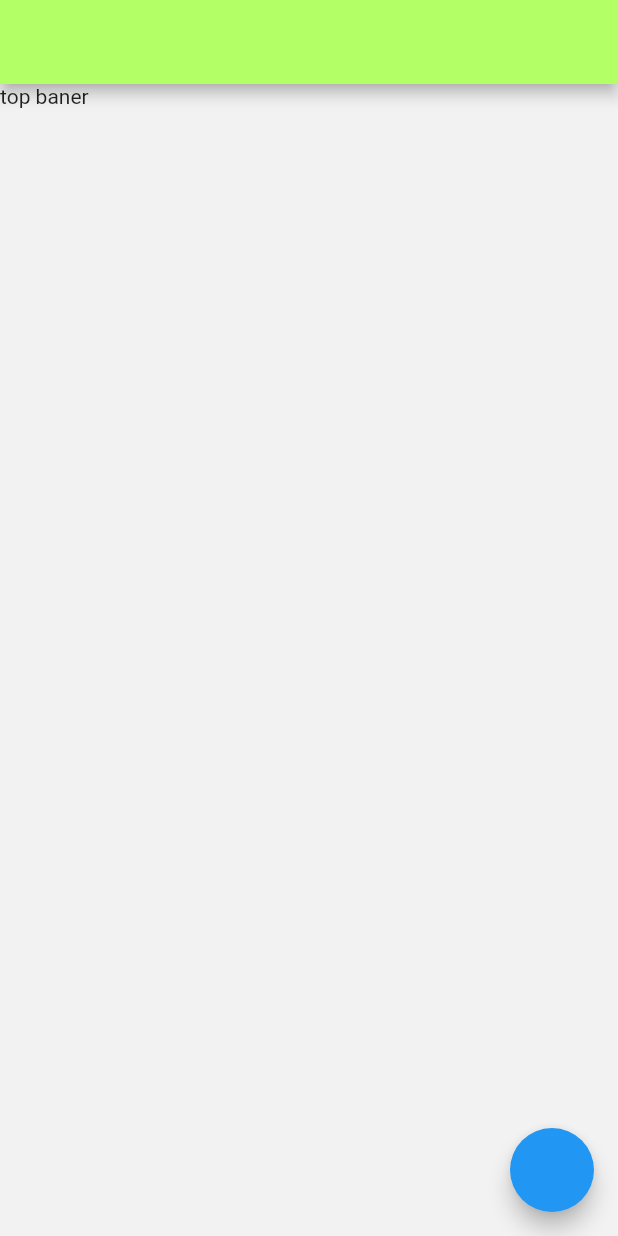
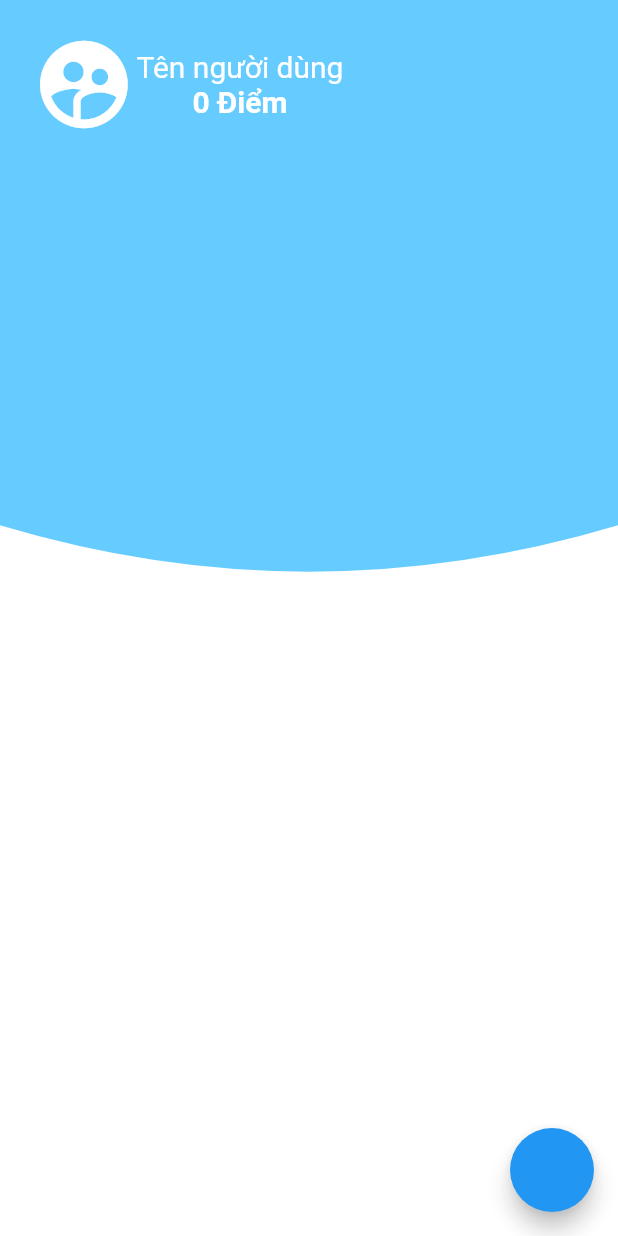
Before and after one commit to nguyenphuochai1998/GreenWasteBinTicker, a Flutter app: the screen it shows after launch, on a phone screen of 412 x 824 dp. Run offline on Flutter 3.47's test engine with Material 2 defaults, Android fonts, the phone set to English and light mode, and no system bars; our stand-ins replace cloud_firestore, flutter_swiper, google_fonts; accounts and stored records are empty; Roboto replaces fonts that are missing (Cuprum).

Commit message:
home page 2

```diff
--- /dev/null
+++ b/lib/BottomShapeClipper.dart
@@ -0,0 +1,22 @@
+import 'dart:ui';
+
+import 'package:flutter/material.dart';
+
+class BottomShapeClipper extends CustomClipper<Path> {
+  @override
+  Path getClip(Size size) {
+    Path path = Path();
+    Offset curveStartPoint = Offset(0, size.height * 0.85);
+    Offset curveEndPoint = Offset(size.width, size.height * 0.85);
+    path.lineTo(curveStartPoint.dx, curveStartPoint.dy);
+    path.quadraticBezierTo(size.width/2, size.height, curveEndPoint.dx, curveEndPoint.dy);
+    path.lineTo(size.width, 0);
+    return path;
+  }
+
+  @override
+  bool shouldReclip(CustomClipper<Path> oldClipper) {
+    return true;
+  }
+
+}
--- a/lib/Home_Page.dart
+++ b/lib/Home_Page.dart
@@ -1,8 +1,16 @@
+import 'dart:math';
+import 'dart:ui';
+
 import 'package:cloud_firestore/cloud_firestore.dart';
 import 'package:flutter/cupertino.dart';
 import 'package:flutter/material.dart';
 import 'package:flutter/widgets.dart';
 import 'package:flutter_swiper/flutter_swiper.dart';
+import 'package:google_fonts/google_fonts.dart';
+
+
+
+import 'BottomShapeClipper.dart';
 
 class HomePage extends StatefulWidget {
   HomePage({Key key, this.title}) : super(key: key);
@@ -14,11 +22,15 @@ class HomePage extends StatefulWidget {
 
 class _HomePageState extends State<HomePage> {
   bool themeSwitch = false;
+  String _nameTopBaner = "";
 
   dynamic themeAppBar() {
-    return Color(0xffb3ff66);
+    return Colors.lightGreen;
   }
   dynamic themeHome(){
+    return Color(0xff66ccff);
+  }
+  dynamic themeTag(){
     return Colors.grey[850];
   }
 
@@ -30,24 +42,45 @@ class _HomePageState extends State<HomePage> {
     return MaterialApp(
       debugShowCheckedModeBanner: false,
       home: Scaffold(
-        backgroundColor: Color(0xFFf2f2f2),
+        backgroundColor: Color(0xefffffff),
+
         floatingActionButton: FloatingActionButton(
           onPressed: (){
             _get();
           },
         ),
-
-        appBar: AppBar(
-          backgroundColor: themeAppBar(),
-        ),
         body: SingleChildScrollView(
           child: Column(
             children: <Widget>[
-              Container(
-                height: _size.height*(1/3),
-                child: Text("top baner"),
+              Stack(
+                children: <Widget>[
+                  ClipPath(
+                    clipper: BottomShapeClipper(),
+                    child: Container(
+                      height: _size.height * 0.5,
+                      color: themeHome(),
+                    ),
+
+                  ),
+                  Padding(
+                    padding: EdgeInsets.only(top: _size.height*0.2),
+                    child: TopBanerName(),
+                  ),
+
+                  Padding(
+                    padding: EdgeInsets.only(top: _size.height*0.25),
+                    child: Container(
+                      height: _size.height*(1/3),
+                      child: Padding(
+                        padding: EdgeInsets.only(top: 10),
+                        child: TopBaner(size: Size(_size.width, _size.height*(1/3))),
+                      ),
+                    ),
+                  ),
+                  TagNameUser(),
+                ],
               ),
-              StreamBuilder<QuerySnapshot>(
+              StreamBuilder<QuerySnapshot>(      // cac phan va cac tag
                 stream: Firestore.instance.collection("GiftCatalog").snapshots(),
                 builder: (context,snapshot){
                   if(!snapshot.hasData) return null;
@@ -55,20 +88,21 @@ class _HomePageState extends State<HomePage> {
                     children: <Widget>[
                       for(final item in snapshot.data.documents) Container(
                         height: _size.height/2,
-                        child: Column(
+                        child: Column( // ten cua cai loai qua.....
                           children: <Widget>[
                             Container(
                               height: (_size.height/2)/5,
                               child: Row(
                                  mainAxisAlignment: MainAxisAlignment.start,
                                 children: <Widget>[
-                                  Text(
-                                    item["Name"] + item["Id"],
-                                    style: TextStyle(
-                                      color: themeHome(),
-                                      fontSize: 20,
-                                      fontStyle: FontStyle.italic
-
+                                  Padding(
+                                    padding: EdgeInsets.all(10),
+                                    child: Text(
+                                      item["Name"] + item["Id"],
+                                      style: GoogleFonts.robotoSlab(
+                                          fontSize: 20,
+                                          fontWeight: FontWeight.w500
+                                      ),
                                     ),
                                   )
                                 ],
@@ -184,17 +218,105 @@ class _HomePageState extends State<HomePage> {
     );
   }
   Widget TopBaner({Size size}){
-    return Container(
-      width: size.width,
-      height: size.height,
+    return StreamBuilder<QuerySnapshot>(
+      stream: Firestore.instance.collection("Gift").orderBy("Quantity",descending:true).limit(4).snapshots(),
+      builder: (context,snapshot){
+        if(!snapshot.hasData) return Container();
+        return  new Swiper(
+          autoplay: true,
+          itemBuilder: (BuildContext context, int index) {
+            return ClipRRect(
+              borderRadius: BorderRadius.all(Radius.circular(20)),
+              child: Image(
+                fit: BoxFit.fill,
+                image:  NetworkImage(
+                    snapshot.data.documents[index]["img"]
+                ),
+              ),
+            );
+          },
+          itemCount: snapshot.data.documents.length,
+          itemWidth: 300.0,
+          layout: SwiperLayout.STACK,
+          pagination: SwiperPagination(
+            alignment: Alignment.bottomCenter
+          ),
+          onIndexChanged: (index){
+            setState(() {
+              _nameTopBaner = snapshot.data.documents[index]["Name"];
+            });
+          },
+        );
+      },
     );
   }
-  String Name = "Vé xem phim 2d rạp starlight"; String GCID = "DG";
-  String img = "https://starlight.vn/Areas/Admin/Content/Fileuploads/images/sukien/H%E1%BA%A0NG%20M%E1%BB%A4C%20KHAI%20TR%C6%AF%C6%A0NG%20GIA%20LAI-08-1.jpg";
+  Widget TagNameUser(){
+    return Stack(
+      children: <Widget>[
+        Container(
+          alignment: Alignment.topLeft,
+          child: Padding(
+            padding: EdgeInsets.all(21),
+            child: Row(
+              children: <Widget>[
+                Icon(
+                  Icons.supervised_user_circle,
+                  size: 70,
+                  color: Colors.white,
+                ),
+                Column(
+                  //ten nguoi dung
+                  children: <Widget>[
+                    Container(
+                      alignment: Alignment.topLeft,
+                      child: Text(
+                          "Tên người dùng",
+                        style: GoogleFonts.cuprum(
+                          fontSize: 20,
+                          color: Colors.white,
+                          fontWeight: FontWeight.w400
+                        ),
+                      ),
+                    ),
+                    Container(
+                      alignment: Alignment.topLeft,
+                      child: Text(
+                        "0 Điểm",
+                        style: GoogleFonts.cuprum(
+                            fontSize: 20,
+                            color: Colors.white,
+                            fontWeight: FontWeight.w600
+                        ),
+                      ),
+                    )
+                  ],
+                )
+              ],
+            ),
+          )
+        )
+      ],
+    );
+  }
+  Widget TopBanerName(){
+    return Container(
+      alignment: Alignment.center,
+      child: Text(_nameTopBaner,
+        style: GoogleFonts.lora(
+          fontSize: 20,
+          color: Colors.white
+        ),
+
+      ),
+    );
+  }
+  String Name = "Thẻ đổi 1 lon nước Monster Energy"; String GCID = "DDG";
+  String img = "https://lh3.googleusercontent.com/proxy/57rkAF_4JMSj13QmZ-sQZI-Sy2tDaYzRUctUzvj9XAr0DxaXir0RWJHPocQTLPp4IdjpBI2VgqcyXzq5PFomntGoHpgBRlzz0GhGluBnwt5UF-vg3A6AtZ5GzRJ_iO315VReHP1MRrwve1PUwe227ueJ2LMT5g";
+
   Timestamp ed=Timestamp.now(),sd=Timestamp.now();
   void _get(){
     print("ok");
     Firestore.instance.collection('Gift').document()
-        .setData({ 'Name': Name, 'GCID': GCID,"img":img ,"ED":ed,"SD":sd});
+        .setData({ 'Name': Name, 'GCID': GCID,"img":img ,"ED":ed,"SD":sd,"Point":Random().nextInt(600),"Quantity":Random().nextInt(20)});
   }
 }
```
Also changed, not shown: pubspec.yaml (+6 -2 lines), assets/icon/user_icon.png (added), pubspec.lock.
